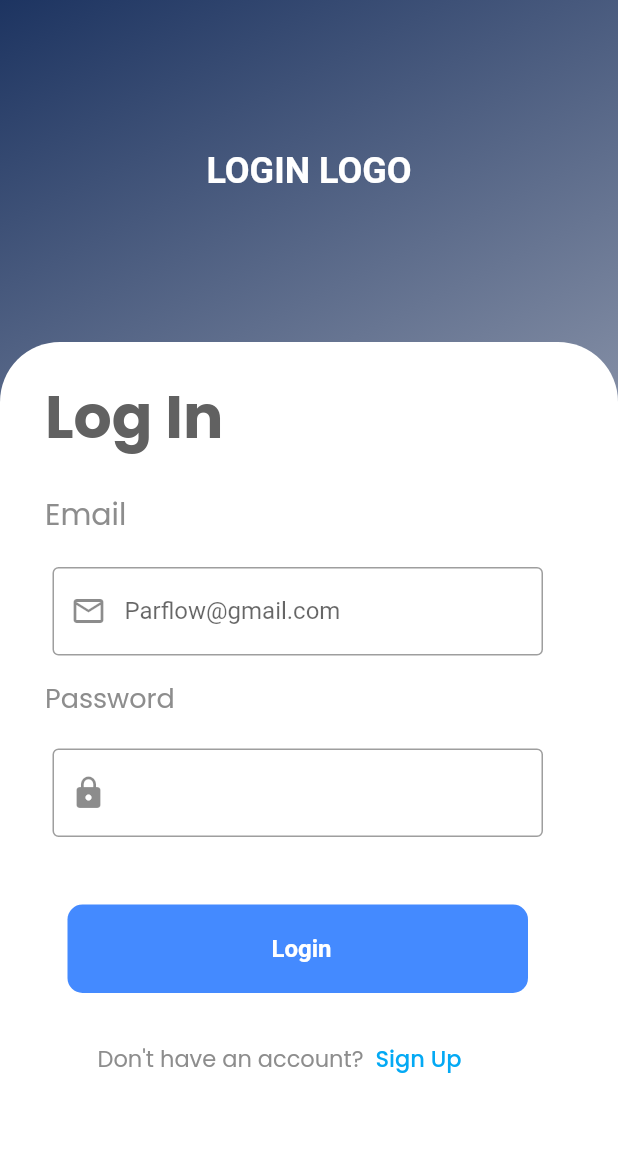
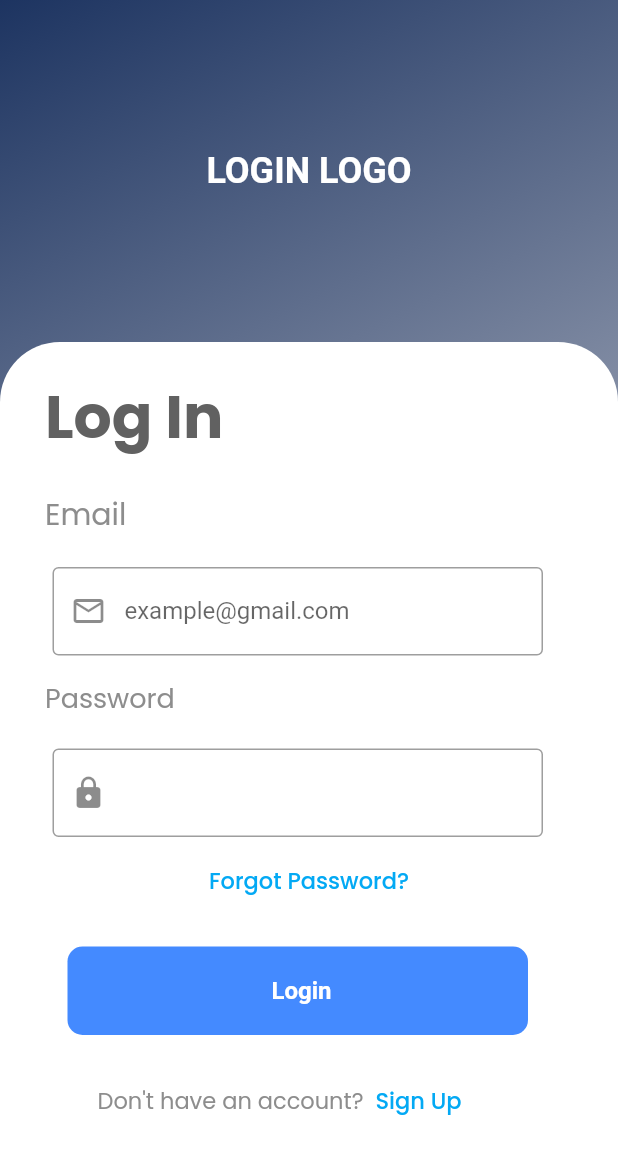
Before and after one commit to Lenaerts-Nestor/TestMobile, a Flutter app: the screen it shows after launch, on a phone screen of 412 x 824 dp. Shown: the top 1154 px of the screen. Run offline on Flutter 3.47's test engine with Material 2 defaults, Android fonts, the phone set to English and light mode, and no system bars; our stand-ins replace flutter_map, google_fonts, latlong2.

Commit message:
Textbutton toegevoegd

```diff
--- a/lib/pages/login_section/login.dart
+++ b/lib/pages/login_section/login.dart
@@ -5,6 +5,7 @@ import '../../components/textfield.dart' as textfield_style;
 import '../../components/button.dart' as customButton_style;
 import 'register.dart' as register_page;
 import '../map_section/map_main.dart' as map_page;
+import './password-reset.dart' as passwrd_page;
 import 'package:google_fonts/google_fonts.dart';
 
 class LoginMain extends StatefulWidget {
@@ -19,8 +20,7 @@ class _LoginState extends State<LoginMain> {
   Widget build(BuildContext context) {
     return SafeArea(
       child: Scaffold(
-        backgroundColor:
-            Colors.transparent, // Set the background color to transparent
+        backgroundColor: Colors.transparent,
         body: Container(
           decoration: BoxDecoration(
             gradient: LinearGradient(
@@ -51,8 +51,7 @@ class _LoginState extends State<LoginMain> {
               ),
               Expanded(
                 child: Padding(
-                  padding: const EdgeInsets.fromLTRB(0, 100, 0,
-                      0), // Modify the padding to include the height of the Text widget
+                  padding: const EdgeInsets.fromLTRB(0, 100, 0, 0),
                   child: ListView(
                     physics: NeverScrollableScrollPhysics(),
                     children: [
@@ -92,7 +91,7 @@ class _LoginState extends State<LoginMain> {
                                     ),
                                   ),
                                   textfield_style.CustomTextField(
-                                    labelText: 'Parflow@gmail.com',
+                                    labelText: 'example@gmail.com',
                                     desiredPreIcon:
                                         const Icon(Icons.mail_outline),
                                   ),
@@ -112,8 +111,25 @@ class _LoginState extends State<LoginMain> {
                                     desiredPreIcon: const Icon(Icons.lock),
                                     obscureText: true,
                                   ),
-                                  const SizedBox(
-                                    height: 20,
+                                  Center(
+                                    child: TextButton(
+                                        onPressed: () {
+                                          Navigator.push(
+                                            context,
+                                            MaterialPageRoute(
+                                                builder: (context) =>
+                                                    passwrd_page
+                                                        .PasswordResetMain()),
+                                          );
+                                        },
+                                        child: Text(
+                                          'Forgot Password?',
+                                          style: GoogleFonts.poppins(
+                                            fontSize: 15,
+                                            color: Colors.lightBlue,
+                                          ),
+                                          textAlign: TextAlign.center,
+                                        )),
                                   ),
                                   customButton_style.CustomButton(
                                     buttonText: 'Login',
```
